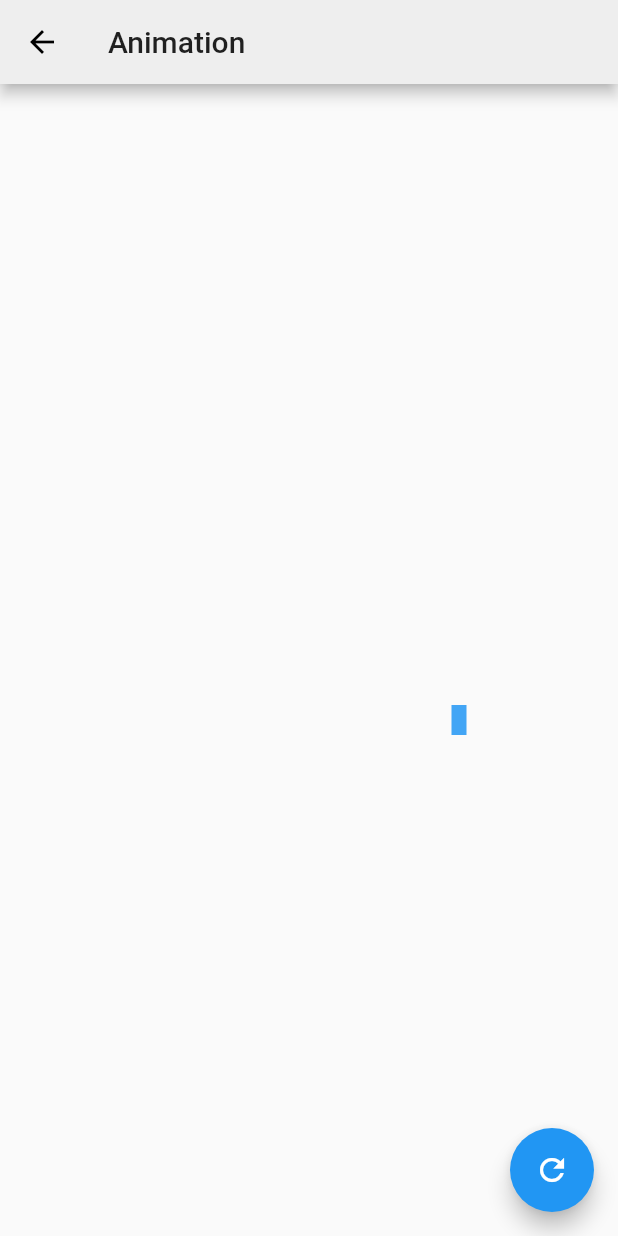
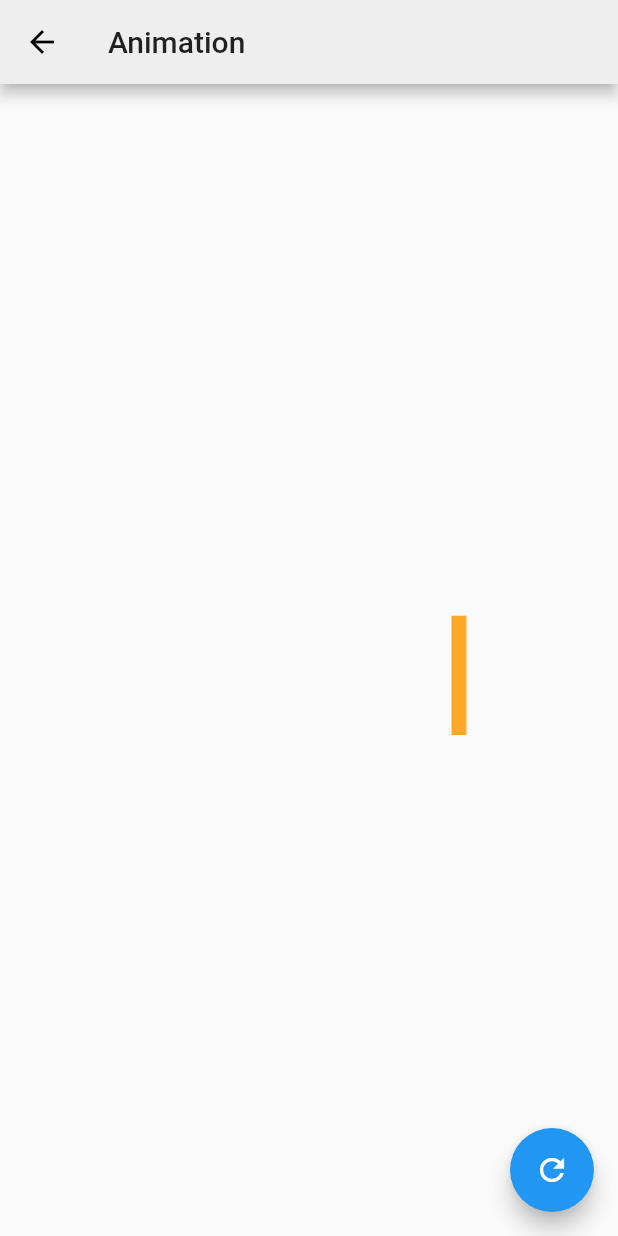
Before and after one commit to KeithLier/flutter_demo, a Flutter app: the AnimationPage screen opened directly, after a tap on the "refresh" icon, on a phone screen of 412 x 824 dp. Run offline on Flutter 3.47's test engine with Material 2 defaults, Android fonts, the phone set to English and light mode, and no system bars; our stand-ins replace firebase_database, google_sign_in, image_picker; accounts and stored records are empty.

Commit message:
add color for bar

```diff
--- a/lib/Animation/Animation.dart
+++ b/lib/Animation/Animation.dart
@@ -1,7 +1,7 @@
 import 'package:flutter/material.dart';
 import 'dart:math';
 import 'package:flutter/animation.dart';
-import 'dart:ui' show lerpDouble;
+import 'bar.dart';
 
 class AnimationPage extends StatefulWidget {
   @override
@@ -16,24 +16,15 @@ class AnimationState extends State<AnimationPage> with TickerProviderStateMixin
   final random = new Random();
   int dataSet = 50;
   AnimationController animation;
-  double startHeight;
-  double currentHeight;
-  double endHeight;
+  BarTween tween;
 
   @override
   void initState() {
     super.initState();
     animation = new AnimationController(
       duration: const Duration(milliseconds: 300), vsync: this
-    )
-    ..addListener((){
-      setState(() {
-        currentHeight = lerpDouble(startHeight, endHeight, animation.value);
-      });
-    });
-    startHeight = 0.0;
-    currentHeight = 0.0;
-    endHeight = dataSet.toDouble();
+    );
+    tween = new BarTween(new Bar.empty(), new Bar.random(random));
     animation.forward();
   }
 
@@ -45,12 +36,14 @@ class AnimationState extends State<AnimationPage> with TickerProviderStateMixin
 
   void changeData() {
     setState(() {
-      startHeight = currentHeight;
-      dataSet = random.nextInt(100);
-      endHeight = dataSet.toDouble();
+      tween = new BarTween(
+        tween.evaluate(animation),
+        new  Bar.random(random),
+      );
       animation.forward(from: 0.0);
     });
   }
+
   @override
   Widget build(BuildContext context) {
     // TODO: implement build
@@ -62,7 +55,7 @@ class AnimationState extends State<AnimationPage> with TickerProviderStateMixin
       body: new Center(
         child: new CustomPaint(
           size: new Size(200.0, 100.0),
-          painter: new BarChartPainter(currentHeight),
+          painter: new BarChartPainter(tween.animate(animation)),
         ),
       ),
       floatingActionButton: new FloatingActionButton(
@@ -72,27 +65,3 @@ class AnimationState extends State<AnimationPage> with TickerProviderStateMixin
     );
   }
 }
-
-
-class BarChartPainter extends CustomPainter {
-  static const barWidth = 10.0;
-
-  BarChartPainter(this.barHeight);
-  // ignore: missing_function_body
-  final double barHeight;
-
-  void paint(Canvas canvas, Size size) {
-    final paint = new Paint()
-        ..color = Colors.blue[400]
-        ..style = PaintingStyle.fill;
-    canvas.drawRect(
-      new Rect.fromLTWH(size.width-barWidth/2.0, size.height-barHeight, barWidth, barHeight),
-    paint);
-  }
-
-  @override
-  bool shouldRepaint(BarChartPainter oldDelegate) {
-    // TODO: implement shouldRepaint
-    return barHeight != oldDelegate.barHeight;
-  }
-}
--- /dev/null
+++ b/lib/Animation/bar.dart
@@ -0,0 +1,61 @@
+import 'package:flutter/material.dart';
+import 'package:flutter/animation.dart';
+import 'dart:ui' show lerpDouble;
+import 'dart:math';
+import 'color_palette.dart';
+class Bar {
+  Bar(this.height, this.color);
+  final double height;
+  final Color color;
+
+  factory Bar.empty() {
+    return new Bar(0.0, Colors.transparent);
+  }
+  factory Bar.random(Random random) {
+    return new Bar(
+        random.nextDouble() * 100.0,
+        ColorPalette.primary.random(random)
+    );
+  }
+  static Bar lerp(Bar begin, Bar end, double t) {
+    return new Bar(
+        lerpDouble(begin.height, end.height, t),
+        Color.lerp(begin.color, end.color, t)
+    );
+  }
+}
+
+class BarTween extends Tween<Bar> {
+  BarTween(Bar begin, Bar end) : super(begin:begin, end: end);
+
+  @override
+  Bar lerp(double t) {
+    // TODO: implement lerp
+    return Bar.lerp(begin, end, t);
+  }
+}
+
+class BarChartPainter extends CustomPainter {
+  static const barWidth = 10.0;
+
+  BarChartPainter(Animation<Bar> animation)
+      :animation = animation,
+        super(repaint: animation);
+  final Animation<Bar> animation;
+
+  void paint(Canvas canvas, Size size) {
+    final bar = animation.value;
+    final paint = new Paint()
+      ..color = bar.color
+      ..style = PaintingStyle.fill;
+    canvas.drawRect(
+        new Rect.fromLTWH(size.width-barWidth/2.0, size.height-bar.height, barWidth, bar.height),
+        paint);
+  }
+
+  @override
+  bool shouldRepaint(BarChartPainter oldDelegate) {
+    // TODO: implement shouldRepaint
+    return false;
+  }
+}
--- /dev/null
+++ b/lib/Animation/color_palette.dart
@@ -0,0 +1,32 @@
+import 'package:flutter/material.dart';
+import 'dart:math';
+
+class ColorPalette {
+  static final ColorPalette primary = new ColorPalette(<Color>[
+    Colors.blue[400],
+    Colors.red[400],
+    Colors.green[400],
+    Colors.yellow[400],
+    Colors.purple[400],
+    Colors.orange[400],
+    Colors.teal[400],
+  ]);
+
+  ColorPalette(List<Color> colors) : _colors = colors {
+    assert(colors.isNotEmpty);
+  }
+
+  final List<Color> _colors;
+
+  Color operator [](int index) {
+    return _colors[index % length];
+  }
+
+  int get length {
+    return _colors.length;
+  }
+
+  Color random(Random random) {
+    return this[random.nextInt(length)];
+  }
+}
```
